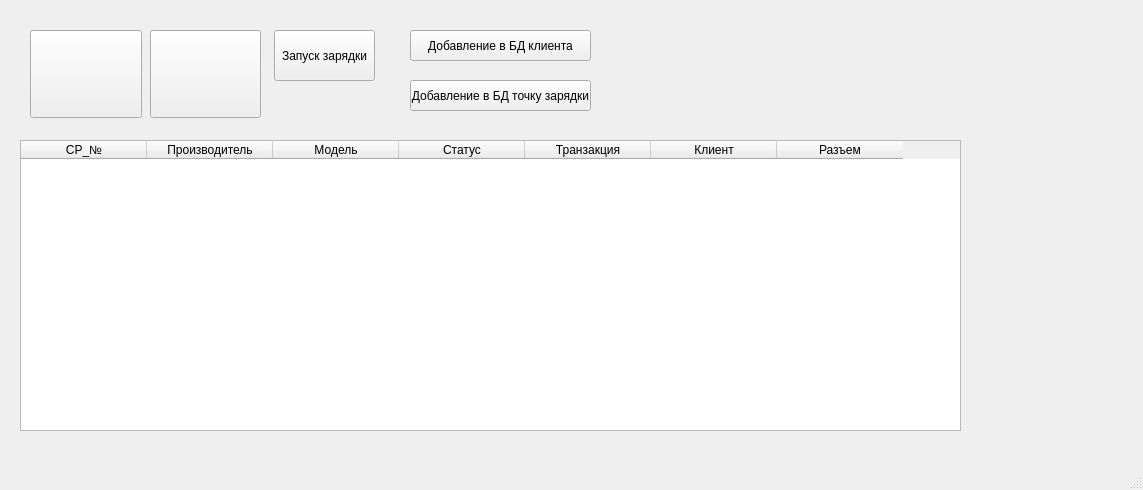
This is CMS_server version 0.1/MainWindow.ui in stig888881/CMS_server as Qt 5 draws it before an edit. The edited form follows.
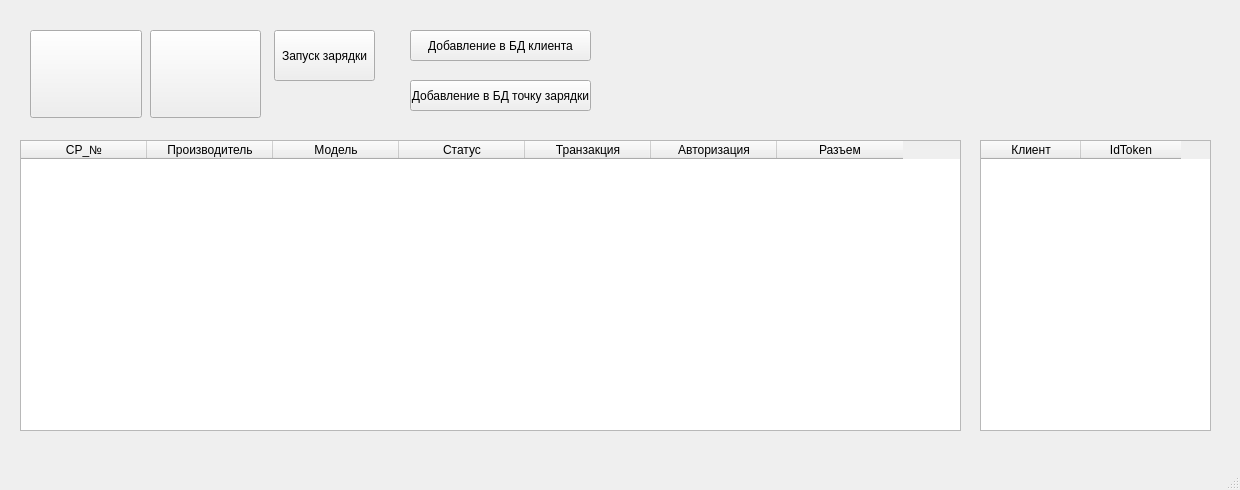
This is the edited form. Icons and pictures are not drawn.

```diff
--- a/CMS_server version 0.1/MainWindow.ui
+++ b/CMS_server version 0.1/MainWindow.ui
@@ -6,7 +6,7 @@
    <rect>
     <x>0</x>
     <y>0</y>
-    <width>1143</width>
+    <width>1240</width>
     <height>490</height>
    </rect>
   </property>
@@ -172,7 +172,7 @@
     </column>
     <column>
      <property name="text">
-      <string>Клиент</string>
+      <string>Авторизация</string>
      </property>
     </column>
     <column>
@@ -220,6 +220,26 @@
      <string>Добавление в БД точку зарядки</string>
     </property>
    </widget>
+   <widget class="QTableWidget" name="tableWidget_2">
+    <property name="geometry">
+     <rect>
+      <x>980</x>
+      <y>140</y>
+      <width>231</width>
+      <height>291</height>
+     </rect>
+    </property>
+    <column>
+     <property name="text">
+      <string>Клиент</string>
+     </property>
+    </column>
+    <column>
+     <property name="text">
+      <string>IdToken</string>
+     </property>
+    </column>
+   </widget>
   </widget>
   <widget class="QMenuBar" name="menubar">
    <property name="geometry">
```
Left out of the diff: 2 changed lines with no effect on the pictures.
